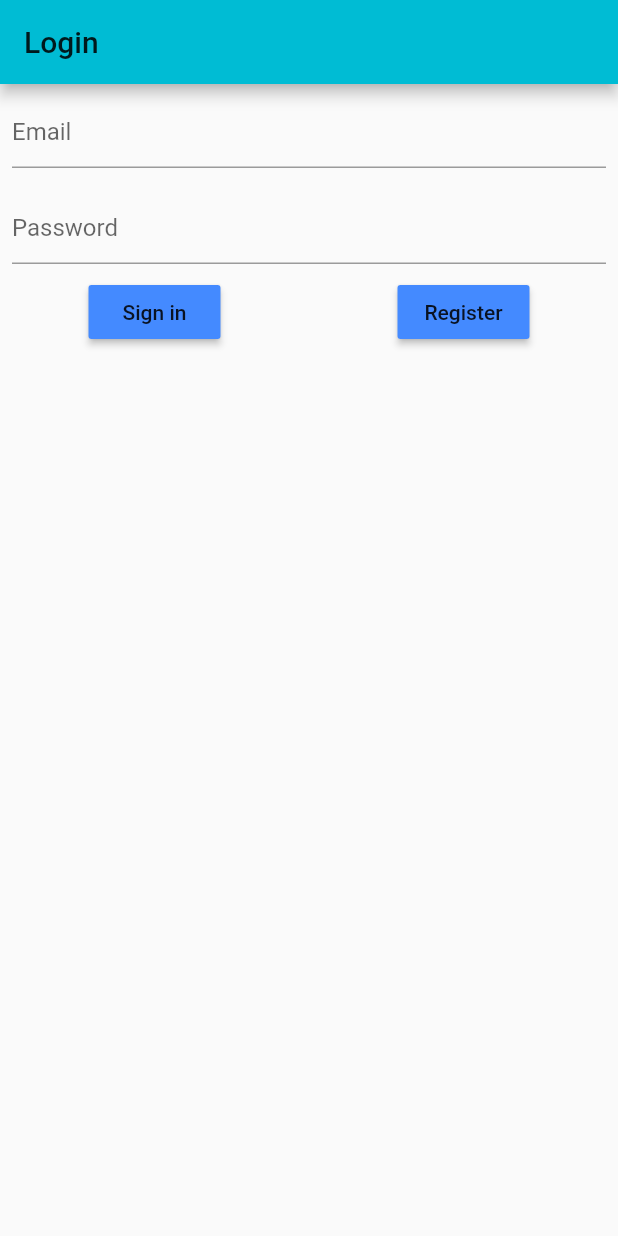
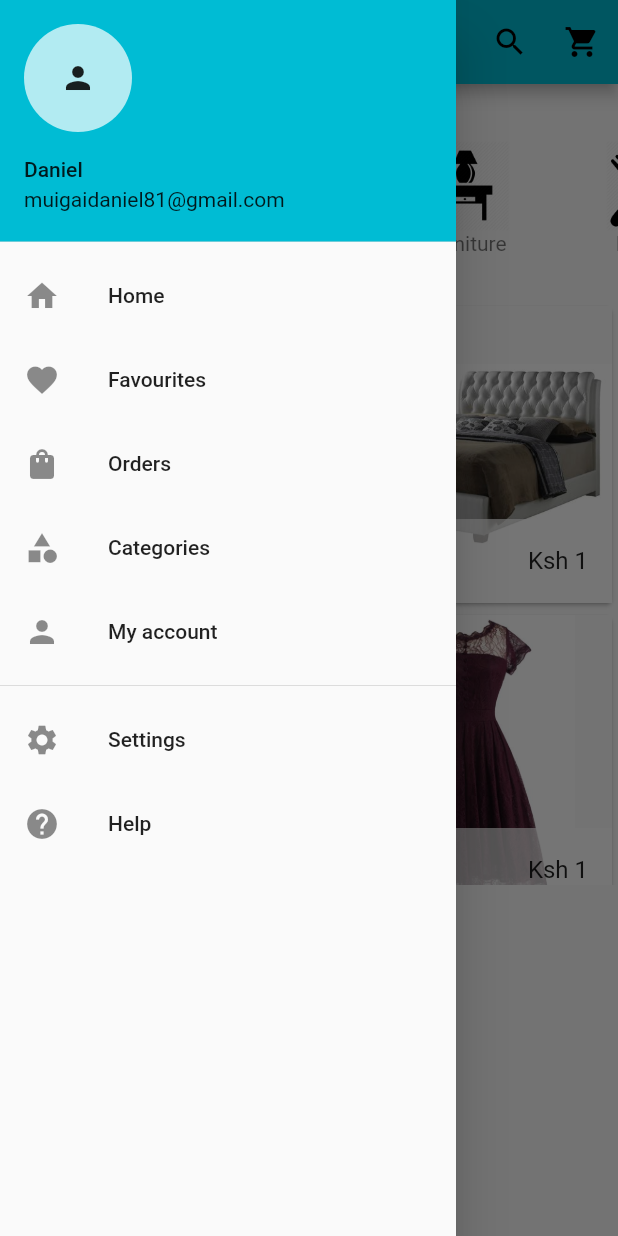
Before and after one commit to muigaidaniel/eshopke, a Flutter app: the screen it shows after launch, with the side drawer open (before the commit the screen has no drawer), on a phone screen of 412 x 824 dp. Run offline on Flutter 3.47's test engine with Material 2 defaults, Android fonts, the phone set to English and light mode, and no system bars; our stand-ins replace firebase_auth, firebase_core; accounts and stored records are empty.

Commit message:
Worked on homepage- Navbar , Appbar, Categories and Items

```diff
--- /dev/null
+++ b/lib/components/categories.dart
@@ -0,0 +1,41 @@
+import 'package:flutter/material.dart';
+
+class Categories extends StatelessWidget {
+  @override
+  Widget build(BuildContext context) {
+    return Container(
+      height: 80.0,
+      child: ListView(
+        scrollDirection: Axis.horizontal,
+        children: <Widget>[
+          Category(image_location: 'assets/categories/clothes.png', caption: 'Clothes',),
+          Category(image_location: 'assets/categories/electronics.png', caption: 'Electronics',),
+          Category(image_location: 'assets/categories/furniture.png', caption: 'Furniture',),
+          Category(image_location: 'assets/categories/kitchen.png', caption: 'Kitchen',)
+        ],
+      )
+    );
+  }
+}
+class Category extends StatelessWidget {
+  final String image_location;
+  final String caption;
+
+  Category({this.image_location,this.caption});
+
+  @override
+  Widget build(BuildContext context) {
+    return Padding(padding: const EdgeInsets.all(2.0),
+        child: InkWell(
+          onTap: (){},
+          child: Container(
+            width: 120.0,
+            child: ListTile(
+              title: Image.asset(image_location, height: 60.0,width: 100.0,),
+              subtitle: Text(caption, textAlign: TextAlign.center,),
+            ),
+          ),
+        ),
+    );
+  }
+}
--- /dev/null
+++ b/lib/components/items.dart
@@ -0,0 +1,94 @@
+import 'package:flutter/material.dart';
+
+class Items extends StatefulWidget {
+  @override
+  _ItemsState createState() => _ItemsState();
+}
+
+class _ItemsState extends State<Items> {
+  var item_list= [
+    {
+      "Name":"Mobile Phone",
+      "Picture":"assets/items/iphone12.jpg",
+      "Price": 1,
+    },
+    {
+      "Name":"Bed",
+      "Picture":"assets/items/bed.jpg",
+      "Price": 1,
+    },
+    {
+      "Name":"Couch",
+      "Picture":"assets/items/couch.jpg",
+      "Price": 1,
+    },
+    {
+      "Name":"Dress",
+      "Picture":"assets/items/dress.jpg",
+      "Price": 1,
+    },
+    {
+      "Name":"Mobile Phone",
+      "Picture":"assets/items/iphone12.jpg",
+      "Price": 1,
+    },
+    {
+      "Name":"Bed",
+      "Picture":"assets/items/bed.jpg",
+      "Price": 1,
+    },
+    {
+      "Name":"Couch",
+      "Picture":"assets/items/couch.jpg",
+      "Price": 1,
+    },
+    {
+      "Name":"Dress",
+      "Picture":"assets/items/dress.jpg",
+      "Price": 1,
+    },
+  ];
+  @override
+  Widget build(BuildContext context) {
+    return GridView.builder(
+        gridDelegate: SliverGridDelegateWithFixedCrossAxisCount(crossAxisCount: 2),
+        itemBuilder: (BuildContext context, int index)=> Item(
+          itemname: item_list[index]['Name'],
+          itempicture: item_list[index]['Picture'],
+          itemprice: item_list[index]['Price'],
+        ),
+        itemCount: item_list.length,
+    );
+  }
+}
+
+class Item extends StatelessWidget {
+  final itemname;
+  final itempicture;
+  final itemprice;
+  Item({this.itemname,this.itempicture,this.itemprice});
+
+  @override
+  Widget build(BuildContext context) {
+    return Card(
+      color: Colors.white,
+      child: Hero(
+        tag: itemname,
+        child: Material(
+          child: InkWell(onTap: (){},
+            child: GridTile(
+              child: Image.asset(itempicture,),
+              footer: Container(
+                color: Colors.white70,
+                child: ListTile(
+                  leading: Text(itemname,textAlign: TextAlign.left,),
+                  title: Text("Ksh $itemprice",textAlign: TextAlign.right,),
+                ),
+              ),
+            ),
+          ),
+        ),
+      ),
+    );
+  }
+}
--- /dev/null
+++ b/lib/components/navbar.dart
@@ -0,0 +1,67 @@
+import 'package:flutter/material.dart';
+
+class Navbar extends StatelessWidget {
+  @override
+  Widget build(BuildContext context) {
+    return Drawer(
+      child: Column(
+        children: [
+          UserAccountsDrawerHeader(
+              accountName: Text('Daniel'),
+              accountEmail: Text('muigaidaniel81@gmail.com'),
+              currentAccountPicture: CircleAvatar(child: Icon(Icons.person),)),
+          InkWell(
+              onTap: (){},
+              child: ListTile(
+                  title: Text('Home'),
+                  leading: Icon(Icons.home)
+              )
+          ),
+          InkWell(
+              onTap: (){},
+              child: ListTile(
+                  title: Text('Favourites'),
+                  leading: Icon(Icons.favorite)
+              )
+          ),
+          InkWell(
+              onTap: (){},
+              child: ListTile(
+                  title: Text('Orders'),
+                  leading: Icon(Icons.shopping_bag)
+              )
+          ),
+          InkWell(
+              onTap: (){},
+              child: ListTile(
+                  title: Text('Categories'),
+                  leading: Icon(Icons.category)
+              )
+          ),
+          InkWell(
+              onTap: (){},
+              child: ListTile(
+                  title: Text('My account'),
+                  leading: Icon(Icons.person)
+              )
+          ),
+          Divider(),
+          InkWell(
+              onTap: (){},
+              child: ListTile(
+                  title: Text('Settings'),
+                  leading: Icon(Icons.settings)
+              )
+          ),
+          InkWell(
+              onTap: (){},
+              child: ListTile(
+                  title: Text('Help'),
+                  leading: Icon(Icons.help)
+              )
+          )
+        ],
+      ),
+    );
+  }
+}
--- a/lib/main.dart
+++ b/lib/main.dart
@@ -1,3 +1,4 @@
+import 'package:eshopke/screens/home.dart';
 import 'package:eshopke/screens/login.dart';
 import 'package:eshopke/states/currentstate.dart';
 import 'package:firebase_core/firebase_core.dart';
@@ -16,7 +17,7 @@ class App extends StatelessWidget {
     return ChangeNotifierProvider(
       create: (context)=> CurrentState(),
       child: MaterialApp(
-        home: LoginScreen(),
+        home: HomeScreen(),
         title: 'E-Shop KE',
         theme: ThemeData(
           accentColor: Colors.blueAccent,
--- a/lib/screens/home.dart
+++ b/lib/screens/home.dart
@@ -1,8 +1,35 @@
+import 'package:eshopke/components/categories.dart';
+import 'package:eshopke/components/items.dart';
+import 'package:eshopke/components/navbar.dart';
 import 'package:flutter/material.dart';
 
 class HomeScreen extends StatelessWidget {
   @override
   Widget build(BuildContext context) {
-    return Container();
+    return Scaffold(
+      appBar: AppBar(
+        title: Text('E-SHOP KE'),
+        centerTitle: true,
+        actions: [
+          IconButton(icon: Icon(Icons.search), onPressed: (){}),
+          IconButton(icon: Icon(Icons.shopping_cart), onPressed: (){}),
+        ],
+      ),
+      drawer: Navbar(),
+      body: ListView(
+        children: [
+          Padding(
+            padding: const EdgeInsets.all(8.0),
+            child: Text('Categories'),
+          ),
+          Categories(),
+          Padding(
+            padding: const EdgeInsets.all(8.0),
+            child: Text('Items'),
+          ),
+          Container(height: 390.0,child: Items()),
+        ],
+      ) ,
+    );
   }
 }
--- a/pubspec.yaml
+++ b/pubspec.yaml
@@ -51,9 +51,9 @@ flutter:
   uses-material-design: true
 
   # To add assets to your application, add an assets section, like this:
-  # assets:
-  #   - images/a_dot_burr.jpeg
-  #   - images/a_dot_ham.jpeg
+  assets:
+    - assets/categories/
+    - assets/items/
 
   # An image asset can refer to one or more resolution-specific "variants", see
   # https://flutter.dev/assets-and-images/#resolution-aware.
```
Also changed, not shown: assets/categories/clothes.png (added), assets/categories/electronics.png (added), assets/categories/furniture.png (added), assets/categories/kitchen.png (added), assets/items/bed.jpg (added), assets/items/couch.jpg (added), assets/items/dress.jpg (added), assets/items/iphone12.jpg (added), pubspec.lock.
